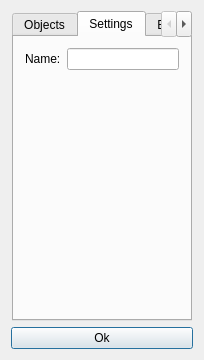
The window that src/PK Creator/SceneWindow.ui (Hary309/PKCreator) describes before a commit, drawn with Qt 5.
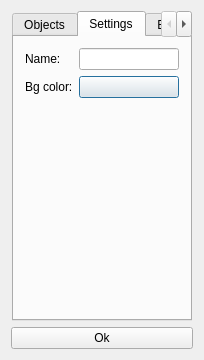
The same window after the commit. The open tabs and pages were chosen to show the change.

Commit message:
Added background color choosing
Added saving background color

```diff
--- a/src/PK Creator/SceneWindow.ui
+++ b/src/PK Creator/SceneWindow.ui
@@ -59,22 +59,8 @@
         <attribute name="title">
          <string>Settings</string>
         </attribute>
-        <layout class="QVBoxLayout" name="verticalLayout">
-         <item>
-          <layout class="QHBoxLayout" name="horizontalLayout_3">
-           <item>
-            <widget class="QLabel" name="nameLabel">
-             <property name="text">
-              <string>Name:</string>
-             </property>
-            </widget>
-           </item>
-           <item>
-            <widget class="QLineEdit" name="nameEdit"/>
-           </item>
-          </layout>
-         </item>
-         <item>
+        <layout class="QGridLayout" name="gridLayout">
+         <item row="3" column="0">
           <spacer name="verticalSpacer">
            <property name="orientation">
             <enum>Qt::Vertical</enum>
@@ -87,6 +73,34 @@
            </property>
           </spacer>
          </item>
+         <item row="1" column="0">
+          <widget class="QLabel" name="bgColorLabel">
+           <property name="text">
+            <string>Bg color:</string>
+           </property>
+          </widget>
+         </item>
+         <item row="0" column="0">
+          <layout class="QHBoxLayout" name="horizontalLayout_3">
+           <item>
+            <widget class="QLabel" name="nameLabel">
+             <property name="text">
+              <string>Name:</string>
+             </property>
+            </widget>
+           </item>
+          </layout>
+         </item>
+         <item row="1" column="1">
+          <widget class="QPushButton" name="bgColorButton">
+           <property name="text">
+            <string/>
+           </property>
+          </widget>
+         </item>
+         <item row="0" column="1">
+          <widget class="QLineEdit" name="nameEdit"/>
+         </item>
         </layout>
        </widget>
        <widget class="QWidget" name="EditorTab">
```
Left out of the diff: 16 changed lines with no effect on the pictures. Lines whose indentation alone changed are shown as unchanged. The commit also changes 4 other files.
